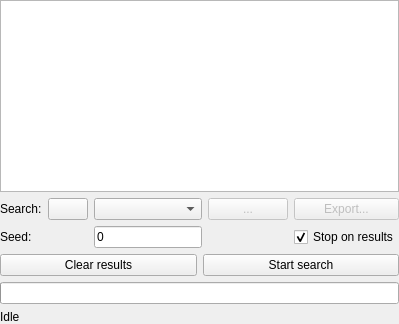
First picture: the form in src/formsearchcontrol.ui, repository DUzzL/Seed-Atlas, before the edit.
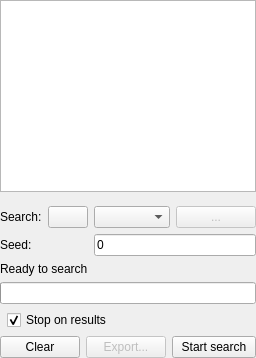
Second picture: the form after the edit. Icons and pictures are not drawn. Custom widgets are drawn as their Qt base class.

The edit to the form file:
```diff
--- a/src/formsearchcontrol.ui
+++ b/src/formsearchcontrol.ui
@@ -26,13 +26,15 @@
    </property>
    <item row="1" column="0">
     <layout class="QGridLayout" name="gridLayout">
-     <item row="0" column="1">
-      <widget class="QPushButton" name="buttonSearchHelp">
-       <property name="text">
-        <string/>
-       </property>
-      </widget>
-     </item>
+     <property name="topMargin">
+      <number>8</number>
+     </property>
+     <property name="horizontalSpacing">
+      <number>6</number>
+     </property>
+     <property name="verticalSpacing">
+      <number>6</number>
+     </property>
      <item row="0" column="0">
       <widget class="QLabel" name="label">
        <property name="toolTip">
@@ -43,30 +45,14 @@
        </property>
       </widget>
      </item>
-     <item row="0" column="5" colspan="2">
-      <widget class="QPushButton" name="buttonExport">
-       <property name="enabled">
-        <bool>false</bool>
-       </property>
-       <property name="toolTip">
-        <string>Export the matching seeds to a text file</string>
-       </property>
+     <item row="0" column="1">
+      <widget class="QPushButton" name="buttonSearchHelp">
        <property name="text">
-        <string>Export...</string>
+        <string/>
        </property>
       </widget>
      </item>
-     <item row="0" column="4">
-      <widget class="QPushButton" name="buttonMore">
-       <property name="enabled">
-        <bool>false</bool>
-       </property>
-       <property name="text">
-        <string>...</string>
-       </property>
-      </widget>
-     </item>
-     <item row="0" column="2" colspan="2">
+     <item row="0" column="2" colspan="4">
       <widget class="StyledComboBox" name="comboSearchType">
        <property name="sizePolicy">
         <sizepolicy hsizetype="Expanding" vsizetype="Fixed">
@@ -82,50 +68,24 @@
        </property>
       </widget>
      </item>
-     <item row="4" column="0" colspan="7">
-      <widget class="QLabel" name="labelStatus">
+     <item row="0" column="6">
+      <widget class="QPushButton" name="buttonMore">
+       <property name="enabled">
+        <bool>false</bool>
+       </property>
        <property name="text">
-        <string>Idle</string>
+        <string>...</string>
        </property>
       </widget>
      </item>
-     <item row="1" column="0">
+     <item row="1" column="0" colspan="2">
       <widget class="QLabel" name="label_2">
        <property name="text">
         <string>Seed:</string>
        </property>
       </widget>
      </item>
-     <item row="2" column="0" colspan="7">
-      <layout class="QHBoxLayout" name="horizontalLayout">
-       <item>
-        <widget class="QPushButton" name="buttonClear">
-         <property name="text">
-          <string>Clear results</string>
-         </property>
-         <property name="icon">
-          <iconset resource="../rc/icons.qrc">
-           <normaloff>:/icons/clear.png</normaloff>:/icons/clear.png</iconset>
-         </property>
-        </widget>
-       </item>
-       <item>
-        <widget class="QPushButton" name="buttonStart">
-         <property name="text">
-          <string>Start search</string>
-         </property>
-         <property name="icon">
-          <iconset resource="../rc/icons.qrc">
-           <normaloff>:/icons/search.png</normaloff>:/icons/search.png</iconset>
-         </property>
-         <property name="checkable">
-          <bool>true</bool>
-         </property>
-        </widget>
-       </item>
-      </layout>
-     </item>
-     <item row="1" column="2" colspan="2">
+     <item row="1" column="2" colspan="5">
       <widget class="QLineEdit" name="lineStart">
        <property name="sizePolicy">
         <sizepolicy hsizetype="Expanding" vsizetype="Fixed">
@@ -138,6 +98,30 @@
        </property>
       </widget>
      </item>
+     <item row="2" column="0" colspan="7">
+      <layout class="QHBoxLayout" name="layoutStatus">
+       <property name="spacing">
+        <number>8</number>
+       </property>
+       <item>
+        <widget class="QLabel" name="labelStatus">
+         <property name="text">
+          <string>Ready to search</string>
+         </property>
+        </widget>
+       </item>
+       <item>
+        <widget class="QLabel" name="labelProgress">
+         <property name="text">
+          <string/>
+         </property>
+         <property name="alignment">
+          <set>Qt::AlignRight|Qt::AlignTrailing|Qt::AlignVCenter</set>
+         </property>
+        </widget>
+       </item>
+      </layout>
+     </item>
      <item row="3" column="0" colspan="7">
       <widget class="QProgressBar" name="progressBar">
        <property name="toolTip">
@@ -149,27 +133,90 @@
        <property name="maximum">
         <number>10000</number>
        </property>
-       <property name="alignment">
-        <set>Qt::AlignCenter</set>
+       <property name="textVisible">
+        <bool>false</bool>
        </property>
        <property name="format">
         <string>0</string>
        </property>
-      </widget>
-     </item>
-     <item row="1" column="5" colspan="2">
-      <widget class="QCheckBox" name="checkStop">
-       <property name="toolTip">
-        <string>Stop as soon as the next set of matching seeds is found</string>
-       </property>
-       <property name="text">
-        <string>Stop on results</string>
-       </property>
-       <property name="checked">
+       <property name="thin" stdset="0">
         <bool>true</bool>
        </property>
       </widget>
      </item>
+     <item row="4" column="0" colspan="7">
+      <layout class="QHBoxLayout" name="layoutOptions">
+       <item>
+        <spacer name="spacerOptions">
+         <property name="orientation">
+          <enum>Qt::Horizontal</enum>
+         </property>
+        </spacer>
+       </item>
+       <item>
+        <widget class="QCheckBox" name="checkStop">
+         <property name="toolTip">
+          <string>Stop as soon as the next set of matching seeds is found</string>
+         </property>
+         <property name="text">
+          <string>Stop on results</string>
+         </property>
+         <property name="checked">
+          <bool>true</bool>
+         </property>
+        </widget>
+       </item>
+      </layout>
+     </item>
+     <item row="5" column="0" colspan="7">
+      <layout class="QHBoxLayout" name="horizontalLayout">
+       <property name="spacing">
+        <number>6</number>
+       </property>
+       <item>
+        <widget class="QPushButton" name="buttonClear">
+         <property name="toolTip">
+          <string>Remove all matching seeds and reset the search progress</string>
+         </property>
+         <property name="text">
+          <string>Clear</string>
+         </property>
+        </widget>
+       </item>
+       <item>
+        <widget class="QPushButton" name="buttonExport">
+         <property name="enabled">
+          <bool>false</bool>
+         </property>
+         <property name="toolTip">
+          <string>Export the matching seeds to a text file</string>
+         </property>
+         <property name="text">
+          <string>Export...</string>
+         </property>
+        </widget>
+       </item>
+       <item>
+        <widget class="QPushButton" name="buttonStart">
+         <property name="sizePolicy">
+          <sizepolicy hsizetype="Expanding" vsizetype="Fixed">
+           <horstretch>1</horstretch>
+           <verstretch>0</verstretch>
+          </sizepolicy>
+         </property>
+         <property name="text">
+          <string>Start search</string>
+         </property>
+         <property name="checkable">
+          <bool>true</bool>
+         </property>
+         <property name="primary" stdset="0">
+          <bool>true</bool>
+         </property>
+        </widget>
+       </item>
+      </layout>
+     </item>
     </layout>
    </item>
    <item row="0" column="0">
```
